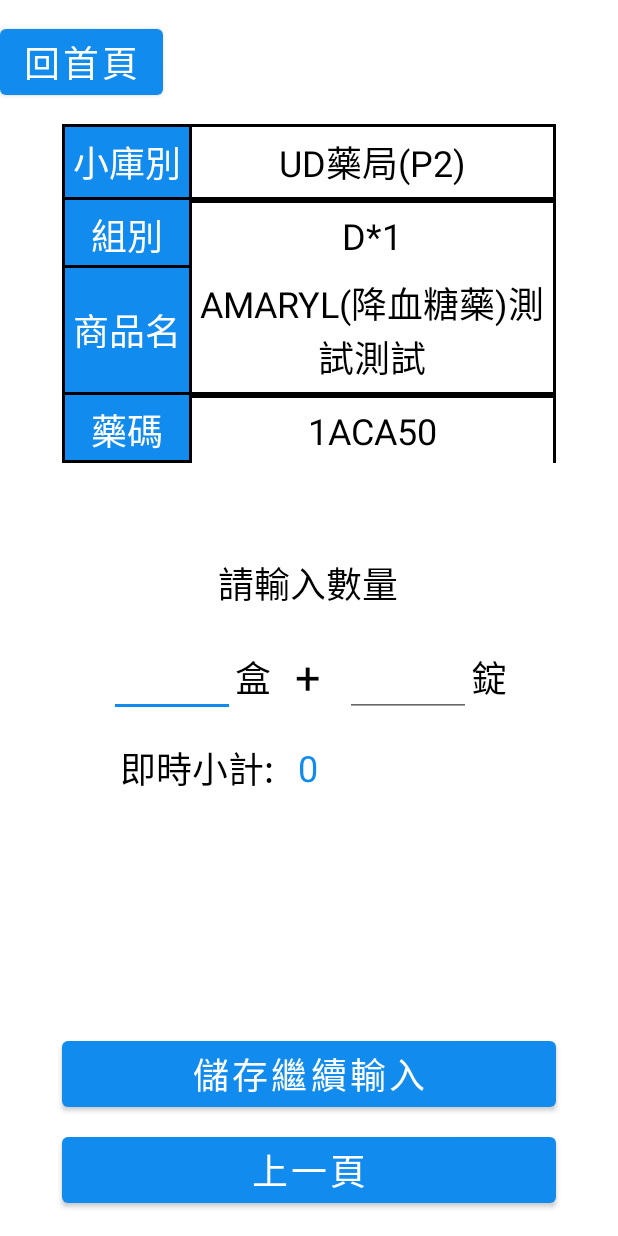
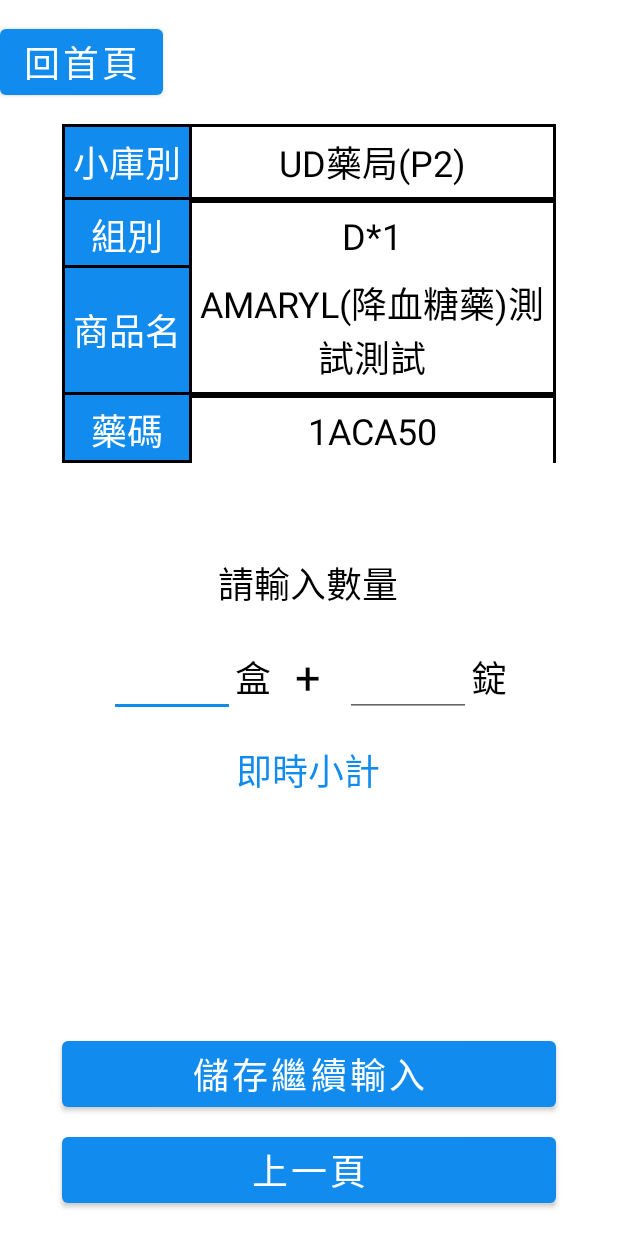
Before and after one commit to ykwei1127/invAPP-app, an Android app: the layout fragment_scan_inventory_page.xml on its own in the app's theme, with its tools: preview values and no code run, on a phone screen of 412 x 824 dp. Run offline under Robolectric (Android 15) with nearby library versions, the phone set to English and light mode, and no system bars; network calls fail; Roboto replaces fonts that are not available here.

```diff
--- a/app/src/main/java/com/example/invapp/inventory/SearchPage.kt
+++ b/app/src/main/java/com/example/invapp/inventory/SearchPage.kt
@@ -67,6 +67,7 @@ class SearchPage : Fragment() {
                         } else {
                             progressBarSearch.visibility = View.INVISIBLE
                             val bundle = Bundle()
+                            bundle.putString("query", query)
                             bundle.putString("searchResult", response)
                             val controller: NavController = requireView().let { it1 -> Navigation.findNavController(it1) }
                             controller.navigate(R.id.action_searchPage_to_searchResultPage, bundle)
--- a/app/src/main/java/com/example/invapp/inventory/SearchResultPage.kt
+++ b/app/src/main/java/com/example/invapp/inventory/SearchResultPage.kt
@@ -7,6 +7,7 @@ import android.view.LayoutInflater
 import android.view.View
 import android.view.ViewGroup
 import android.widget.Button
+import android.widget.TextView
 import androidx.recyclerview.widget.RecyclerView
 import com.example.invapp.R
 import com.example.invapp.adapter.SearchResultAdapter
@@ -33,6 +34,11 @@ class SearchResultPage : Fragment() {
         val buttonGoHome = requireView().findViewById<Button>(R.id.button_goHome)
         val buttonGoSearch = requireView().findViewById<Button>(R.id.button_goSearch)
         val recyclerView = view.findViewById<RecyclerView>(R.id.recyclerView_searchResult)
+        val textViewSearchResultTitle = view.findViewById<TextView>(R.id.textView_searchResultTitle)
+
+        // 查詢關鍵字
+        val query = arguments?.getString("query").toString()
+        textViewSearchResultTitle.text = "查詢結果: $query"
 
         // 查詢結果表
         SingletonClass.instance.inventoryCode = ""
--- a/app/src/main/java/com/example/invapp/inventory/SingleInventoryPage.kt
+++ b/app/src/main/java/com/example/invapp/inventory/SingleInventoryPage.kt
@@ -89,7 +89,7 @@ class SingleInventoryPage : Fragment() {
         buttonSave.setOnClickListener {
             val calculateAmount = editTextCalculateAmount.text.toString()
             if (calculateAmount == "") {
-                Toast.makeText(context, "請輸入加減數量", Toast.LENGTH_SHORT).show()
+                editTextCalculateAmount.error = "請輸入加減數量"
             } else {
                 progressBarSingleInventory.visibility = View.VISIBLE
                 val jsonObject = JSONObject()
--- a/app/src/main/res/layout/fragment_scan_inventory_page.xml
+++ b/app/src/main/res/layout/fragment_scan_inventory_page.xml
@@ -275,7 +275,7 @@
         android:layout_width="wrap_content"
         android:layout_height="wrap_content"
         android:layout_marginTop="24dp"
-        android:text="0"
+        android:text="即時小計"
         android:textColor="#118bee"
         android:textSize="24sp"
         app:layout_constraintEnd_toEndOf="@+id/textView_plus"
@@ -292,19 +292,6 @@
         app:layout_constraintBottom_toTopOf="@+id/button_back"
         app:layout_constraintEnd_toStartOf="@+id/guideline12"
         app:layout_constraintStart_toStartOf="@+id/guideline11" />
-
-    <TextView
-        android:id="@+id/textView_num"
-        android:layout_width="wrap_content"
-        android:layout_height="wrap_content"
-        android:layout_marginEnd="16dp"
-        android:shadowColor="@color/black"
-        android:text="即時小計:"
-        android:textColor="@color/black"
-        android:textSize="24sp"
-        app:layout_constraintBottom_toBottomOf="@+id/textView_autoCount"
-        app:layout_constraintEnd_toStartOf="@+id/textView_autoCount"
-        app:layout_constraintTop_toTopOf="@+id/textView_autoCount" />
 
     <ProgressBar
         android:id="@+id/progressBar_qrcode"
--- a/app/src/main/res/layout/fragment_search_result_page.xml
+++ b/app/src/main/res/layout/fragment_search_result_page.xml
@@ -39,13 +39,13 @@
         android:layout_height="wrap_content"
         android:gravity="center"
         android:padding="10dp"
-        android:text="查詢結果"
         android:textColor="#000000"
         android:textSize="30sp"
         android:textStyle="bold"
         app:layout_constraintEnd_toEndOf="@+id/tableLayout3"
         app:layout_constraintStart_toStartOf="@+id/tableLayout3"
-        app:layout_constraintTop_toTopOf="@+id/guideline18" />
+        app:layout_constraintTop_toTopOf="@+id/guideline18"
+        tools:text="查詢結果: " />
 
     <TableLayout
         android:id="@+id/tableLayout3"
```
Also changed, not shown: app/src/main/java/com/example/invapp/adapter/SelectSearchResultAdapter.kt (+6 -1 lines), app/src/main/java/com/example/invapp/qrcode/ScanInventoryPage.kt (+5 -3 lines).
